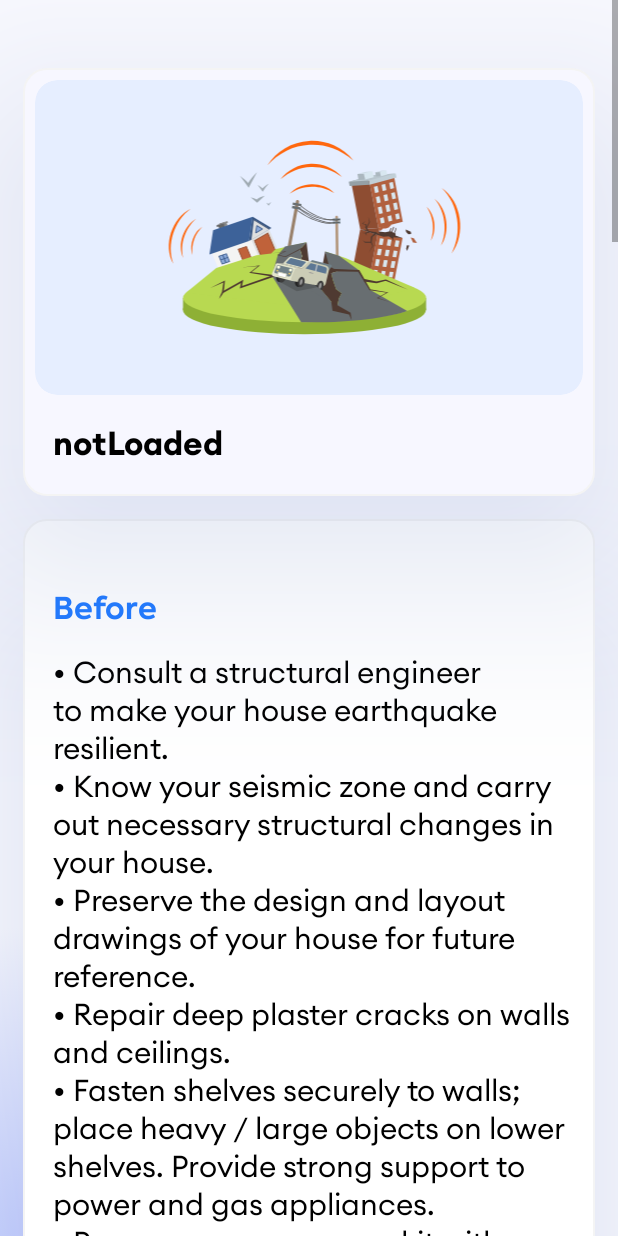
After one commit to theexpensiveinformatics/gfgHackthon, an Android app: the Disasters screen opened directly, with no data from a screen before it, on a phone screen of 412 x 824 dp. The commit adds this screen. Run offline under Robolectric (Android 15) with nearby library versions, the phone set to English and light mode, and no system bars; 2 statements that could not run were skipped.

Commit message:
earthQ started

```diff
--- a/app/build.gradle
+++ b/app/build.gradle
@@ -56,6 +56,9 @@ dependencies {
     implementation 'com.firebaseui:firebase-ui-database:8.0.2'
 //    implementation 'androidx.appcompat:appcompat:1.6.1'
 //    implementation 'androidx.appcompat:appcompat:1.6.1'
+//    implementation 'androidx.appcompat:appcompat:1.6.1'
+
+
     testImplementation 'junit:junit:4.13.2'
     androidTestImplementation 'androidx.test.ext:junit:1.1.5'
     androidTestImplementation 'androidx.test.espresso:espresso-core:3.5.1'
--- a/app/src/main/AndroidManifest.xml
+++ b/app/src/main/AndroidManifest.xml
@@ -18,6 +18,9 @@
         android:supportsRtl="true"
         android:theme="@style/Theme.AppName"
         tools:targetApi="31">
+        <activity
+            android:name=".Disasters"
+            android:exported="false" />
         <activity
             android:name=".firstAidTips"
             android:exported="false" />
--- a/app/src/main/java/error404/gfg/healthcare/Authantication.java
+++ b/app/src/main/java/error404/gfg/healthcare/Authantication.java
@@ -76,7 +76,6 @@ public class Authantication extends AppCompatActivity {
         Intent upToIn = getIntent();
         String email = upToIn.getStringExtra("Email");
         String password = upToIn.getStringExtra("Password");
-
         activityAuthanticationBinding.editEmail.setText(email);
         activityAuthanticationBinding.editPassword.setText(password);
 
--- /dev/null
+++ b/app/src/main/java/error404/gfg/healthcare/Disasters.java
@@ -0,0 +1,78 @@
+package error404.gfg.healthcare;
+
+import androidx.appcompat.app.AppCompatActivity;
+import androidx.core.content.ContextCompat;
+
+import android.graphics.drawable.AnimationDrawable;
+import android.os.Build;
+import android.os.Bundle;
+import android.view.View;
+import android.view.Window;
+import android.view.WindowManager;
+import android.widget.LinearLayout;
+
+import error404.gfg.healthcare.databinding.ActivityDisastersBinding;
+
+public class Disasters extends AppCompatActivity {
+
+    ActivityDisastersBinding activityDisastersBinding;
+
+    @Override
+    protected void onCreate(Bundle savedInstanceState) {
+        super.onCreate(savedInstanceState);
+        setContentView(R.layout.activity_disasters);
+
+        //status bar
+        getWindow().getDecorView().setSystemUiVisibility(View.SYSTEM_UI_FLAG_LIGHT_STATUS_BAR);
+        Window window = this.getWindow();
+        window.clearFlags(WindowManager.LayoutParams.FLAG_TRANSLUCENT_STATUS);
+        window.addFlags(WindowManager.LayoutParams.FLAG_DRAWS_SYSTEM_BAR_BACKGROUNDS);
+        window.setStatusBarColor(ContextCompat.getColor(this, R.color.bg));
+
+        //status bar
+        if (Build.VERSION.SDK_INT >= Build.VERSION_CODES.KITKAT) {
+            Window w = getWindow();
+            w.setFlags(WindowManager.LayoutParams.FLAG_LAYOUT_NO_LIMITS, WindowManager.LayoutParams.FLAG_LAYOUT_NO_LIMITS);
+        }
+
+        //animation Background
+        LinearLayout bg = findViewById(R.id.bg);
+        AnimationDrawable animationDrawable = (AnimationDrawable) bg.getBackground();
+        animationDrawable.setEnterFadeDuration(700);
+        animationDrawable.setExitFadeDuration(3000);
+        animationDrawable.start();
+
+
+        //activityBinding
+        activityDisastersBinding = ActivityDisastersBinding.inflate(getLayoutInflater());
+        View view = activityDisastersBinding.getRoot();
+        setContentView(view);
+
+        //getType
+        String type = getIntent().getExtras().getString("type");
+
+        if(type.equals("earthQ"))
+        {
+            //imageView
+            activityDisastersBinding.imageDis.setImageResource(R.drawable.ic_earthquackes);
+
+            //containers
+            activityDisastersBinding.conOne.setVisibility(View.VISIBLE);
+            activityDisastersBinding.conTwo.setVisibility(View.VISIBLE);
+            activityDisastersBinding.conThree.setVisibility(View.VISIBLE);
+            activityDisastersBinding.conFour.setVisibility(View.GONE);
+
+            //text & Strings
+            activityDisastersBinding.headtxt.setText(R.string.earth_quakes);
+            activityDisastersBinding.oneHeadTxt.setText(R.string.before);
+            activityDisastersBinding.oneDesTxt.setText(R.string.earth_before);
+            activityDisastersBinding.twoHeadTxt.setText(R.string.during);
+            activityDisastersBinding.twoDesTxt.setText(R.string.earth_during);
+            activityDisastersBinding.threeHeadTxt.setText(R.string.after);
+            activityDisastersBinding.threeDesTxt.setText(R.string.earth_after);
+
+        }
+
+
+    }
+}
--- a/app/src/main/java/error404/gfg/healthcare/MainActivity.java
+++ b/app/src/main/java/error404/gfg/healthcare/MainActivity.java
@@ -5,12 +5,24 @@ import androidx.appcompat.app.AppCompatDelegate;
 import androidx.core.content.ContextCompat;
 
 import android.content.Intent;
+import android.graphics.LinearGradient;
+import android.graphics.Shader;
 import android.os.Bundle;
+import android.os.Handler;
+import android.os.Looper;
+import android.text.TextPaint;
 import android.view.View;
 import android.view.Window;
 import android.view.WindowManager;
+import android.widget.TextView;
+import android.widget.Toast;
+
+import java.util.Timer;
+import java.util.TimerTask;
 
 public class MainActivity extends AppCompatActivity {
+
+    TextView textView,Res;
 
     @Override
     protected void onCreate(Bundle savedInstanceState) {
@@ -30,5 +42,25 @@ public class MainActivity extends AppCompatActivity {
         window.clearFlags(WindowManager.LayoutParams.FLAG_TRANSLUCENT_STATUS);
         window.addFlags(WindowManager.LayoutParams.FLAG_DRAWS_SYSTEM_BAR_BACKGROUNDS);
         window.setStatusBarColor(ContextCompat.getColor(this,R.color.white));
+
+
+        textView=(TextView) findViewById(R.id.QMe);
+
+        setTextViewColor(textView,
+                getResources().getColor(R.color.one),getResources().getColor(R.color.two));
+
+
+
+
     }
+
+    public void setTextViewColor(TextView textView , int...color)
+    {
+        TextPaint paint = textView.getPaint();
+        float width = paint.measureText("QMe");
+        Shader shader = new LinearGradient(0,0,width,textView.getTextSize(),color,null ,Shader.TileMode.CLAMP);
+        textView.getPaint().setShader(shader);
+    }
+
+
 }
--- a/app/src/main/java/error404/gfg/healthcare/firstAidTips.java
+++ b/app/src/main/java/error404/gfg/healthcare/firstAidTips.java
@@ -1,8 +1,11 @@
 package error404.gfg.healthcare;
 
 import androidx.appcompat.app.AppCompatActivity;
+import androidx.core.app.ActivityOptionsCompat;
 import androidx.core.content.ContextCompat;
+import androidx.core.view.ViewCompat;
 
+import android.content.Intent;
 import android.graphics.drawable.AnimationDrawable;
 import android.os.Build;
 import android.os.Bundle;
@@ -11,7 +14,11 @@ import android.view.Window;
 import android.view.WindowManager;
 import android.widget.LinearLayout;
 
+//import error404.gfg.healthcare.databinding.ActivityAuthanticationBinding;
+import error404.gfg.healthcare.databinding.ActivityFirstAidTipsBinding;
+
 public class firstAidTips extends AppCompatActivity {
+    ActivityFirstAidTipsBinding activityFirstAidTipsBinding;
 
     @Override
     protected void onCreate(Bundle savedInstanceState) {
@@ -37,5 +44,23 @@ public class firstAidTips extends AppCompatActivity {
         animationDrawable.setExitFadeDuration(3000);
         animationDrawable.start();
 
+
+        //activityBinding
+        activityFirstAidTipsBinding = ActivityFirstAidTipsBinding.inflate(getLayoutInflater());
+        View view = activityFirstAidTipsBinding.getRoot();
+        setContentView(view);
+
+
+        activityFirstAidTipsBinding.earthQuacks.setOnClickListener(new View.OnClickListener() {
+            @Override
+            public void onClick(View v) {
+                Intent earthIntent = new Intent(firstAidTips.this,Disasters.class);
+                earthIntent.putExtra("type","earthQ");
+                ActivityOptionsCompat options = ActivityOptionsCompat.makeSceneTransitionAnimation(firstAidTips.this,activityFirstAidTipsBinding.earthQuacksImg, ViewCompat.getTransitionName(activityFirstAidTipsBinding.earthQuacksImg));
+                startActivity(earthIntent,options.toBundle());
+            }
+        });
+
+
     }
 }
--- /dev/null
+++ b/app/src/main/res/layout/activity_disasters.xml
@@ -0,0 +1,283 @@
+<?xml version="1.0" encoding="utf-8"?>
+<LinearLayout xmlns:android="http://schemas.android.com/apk/res/android"
+    xmlns:app="http://schemas.android.com/apk/res-auto"
+    xmlns:tools="http://schemas.android.com/tools"
+    android:id="@+id/bg"
+    android:background="@drawable/gredient_list"
+    android:layout_width="match_parent"
+    android:layout_height="match_parent"
+    tools:context=".Disasters">
+
+    <ScrollView
+        android:id="@+id/scr_disaster"
+        android:layout_width="match_parent"
+        android:layout_weight="1"
+        android:layout_height="match_parent">
+
+        <LinearLayout
+            android:id="@+id/in_src_disaster"
+            android:layout_width="match_parent"
+            android:layout_height="wrap_content"
+            android:orientation="vertical" >
+
+            <LinearLayout
+                android:id="@+id/top_container_disaster"
+                android:layout_width="match_parent"
+                android:layout_height="match_parent"
+                android:layout_marginLeft="15dp"
+                android:layout_marginTop="45dp"
+                android:layout_marginRight="15dp"
+                android:background="@drawable/artical_img_bg"
+                android:orientation="vertical"
+
+                android:outlineAmbientShadowColor="@color/light_gray"
+                android:outlineSpotShadowColor="#4966B1"
+                android:translationZ="80dp">
+
+                <LinearLayout
+                    android:layout_width="match_parent"
+                    android:layout_height="match_parent"
+                    android:orientation="vertical">
+
+                    <androidx.cardview.widget.CardView
+                        android:layout_width="match_parent"
+                        android:layout_height="210dp"
+
+                        android:layout_margin="8dp"
+                        android:background="@color/broadcastbg"
+                        app:cardBackgroundColor="@color/broadcastbg"
+                        app:cardCornerRadius="15dip"
+                        app:cardElevation="0dp"
+                        app:cardMaxElevation="0dp">
+
+                        <ImageView
+                            android:id="@+id/imageDis"
+                            android:layout_width="wrap_content"
+                            android:layout_height="wrap_content"
+                            android:transitionName="d"
+                            android:layout_gravity="center"
+                            app:srcCompat="@drawable/ic_earthquackes" />
+                    </androidx.cardview.widget.CardView>
+
+                    <TextView
+                        android:id="@+id/headtxt"
+                        android:layout_width="match_parent"
+                        android:layout_height="wrap_content"
+                        android:layout_marginLeft="20dp"
+                        android:layout_marginTop="10dp"
+                        android:layout_marginRight="20dp"
+                        android:layout_marginBottom="20dp"
+                        android:fontFamily="@font/bold_e"
+                        android:text="notLoaded"
+                        android:textColor="@color/text_primary"
+                        android:textSize="22dp" />
+                </LinearLayout>
+
+            </LinearLayout>
+
+            <LinearLayout
+                android:id="@+id/con_one"
+                android:layout_width="match_parent"
+                android:layout_height="match_parent"
+                android:layout_marginTop="15dp"
+                android:layout_marginLeft="15dp"
+                android:layout_marginRight="15dp"
+                android:outlineAmbientShadowColor="@color/light_gray"
+                android:outlineSpotShadowColor="#4966B1"
+                android:translationZ="65dp"
+                android:background="@drawable/bg_dec"
+                android:orientation="vertical">
+
+
+                <TextView
+                    android:id="@+id/oneHeadTxt"
+                    android:layout_width="match_parent"
+                    android:layout_height="wrap_content"
+                    android:layout_marginLeft="20dp"
+                    android:layout_marginTop="45dp"
+                    android:layout_marginRight="20dp"
+                    android:layout_marginBottom="15dp"
+                    android:fontFamily="@font/bold"
+                    android:text="@string/before"
+                    android:textColor="@color/Primary_box"
+                    android:textSize="20dp" />
+
+                <TextView
+                    android:id="@+id/oneDesTxt"
+                    android:layout_width="match_parent"
+                    android:layout_height="wrap_content"
+                    android:layout_marginLeft="20dp"
+                    android:layout_marginRight="15dp"
+                    android:layout_marginBottom="30dp"
+                    android:fontFamily="@font/regular_e"
+                    android:text="@string/earth_before"
+                    android:textColor="@color/text_primary"
+                    android:textSize="20dp" />
+
+            </LinearLayout>
+
+            <LinearLayout
+                android:id="@+id/con_two"
+                android:layout_width="match_parent"
+                android:layout_height="match_parent"
+                android:layout_marginTop="15dp"
+                android:layout_marginLeft="15dp"
+                android:layout_marginRight="15dp"
+                android:outlineAmbientShadowColor="@color/light_gray"
+                android:outlineSpotShadowColor="#4966B1"
+                android:translationZ="65dp"
+                android:background="@drawable/bg_dec"
+                android:orientation="vertical">
+
+
+                <TextView
+                    android:id="@+id/twoHeadTxt"
+                    android:layout_width="match_parent"
+                    android:layout_height="wrap_content"
+                    android:layout_marginLeft="20dp"
+                    android:layout_marginTop="45dp"
+                    android:layout_marginRight="20dp"
+                    android:layout_marginBottom="15dp"
+                    android:fontFamily="@font/bold"
+                    android:text="@string/during"
+                    android:textColor="@color/Primary_box"
+                    android:textSize="20dp" />
+
+                <TextView
+                    android:id="@+id/twoDesTxt"
+                    android:layout_width="match_parent"
+                    android:layout_height="wrap_content"
+                    android:layout_marginLeft="20dp"
+                    android:layout_marginRight="15dp"
+                    android:layout_marginBottom="30dp"
+                    android:fontFamily="@font/regular_e"
+                    android:text="@string/earth_during"
+                    android:textColor="@color/text_primary"
+                    android:textSize="20dp" />
+
+            </LinearLayout>
+
+
+
+            <LinearLayout
+                android:id="@+id/con_three"
+                android:layout_width="match_parent"
+                android:layout_height="match_parent"
+                android:layout_marginTop="15dp"
+                android:layout_marginLeft="15dp"
+                android:layout_marginRight="15dp"
+                android:outlineAmbientShadowColor="@color/light_gray"
+                android:outlineSpotShadowColor="#4966B1"
+                android:translationZ="65dp"
+                android:background="@drawable/bg_dec"
+                android:orientation="vertical">
+
+
+                <TextView
+                    android:id="@+id/threeHeadTxt"
+                    android:layout_width="match_parent"
+                    android:layout_height="wrap_content"
+                    android:layout_marginLeft="20dp"
+                    android:layout_marginTop="45dp"
+                    android:layout_marginRight="20dp"
+                    android:layout_marginBottom="15dp"
+                    android:fontFamily="@font/bold"
+                    android:text="@string/after"
+                    android:textColor="@color/Primary_box"
+                    android:textSize="20dp" />
+
+                <TextView
+                    android:id="@+id/threeDesTxt"
+                    android:layout_width="match_parent"
+                    android:layout_height="wrap_content"
+                    android:layout_marginLeft="20dp"
+                    android:layout_marginRight="15dp"
+                    android:layout_marginBottom="30dp"
+                    android:fontFamily="@font/regular_e"
+                    android:text="@string/earth_after"
+                    android:textColor="@color/text_primary"
+                    android:textSize="20dp" />
+
+            </LinearLayout>
+
+            <LinearLayout
+                android:id="@+id/con_four"
+                android:layout_width="match_parent"
+                android:layout_height="match_parent"
+                android:layout_marginTop="15dp"
+                android:layout_marginLeft="15dp"
+                android:layout_marginRight="15dp"
+                android:outlineAmbientShadowColor="@color/light_gray"
+                android:outlineSpotShadowColor="#4966B1"
+                android:translationZ="65dp"
+                android:background="@drawable/bg_dec"
+                android:orientation="vertical">
+
+
+                <TextView
+                    android:id="@+id/fourHeadTxt"
+                    android:layout_width="match_parent"
+                    android:layout_height="wrap_content"
+                    android:layout_marginLeft="20dp"
+                    android:layout_marginTop="45dp"
+                    android:layout_marginRight="20dp"
+                    android:layout_marginBottom="15dp"
+                    android:fontFamily="@font/bold"
+                    android:text="@string/before"
+                    android:textColor="@color/Primary_box"
+                    android:textSize="20dp" />
+
+                <TextView
+                    android:id="@+id/fourDesTxt"
+                    android:layout_width="match_parent"
+                    android:layout_height="wrap_content"
+                    android:layout_marginLeft="20dp"
+                    android:layout_marginRight="15dp"
+                    android:layout_marginBottom="30dp"
+                    android:fontFamily="@font/regular_e"
+                    android:text="@string/earth_before"
+                    android:textColor="@color/text_primary"
+                    android:textSize="20dp" />
+
+            </LinearLayout>
+
+
+            <LinearLayout
+                android:layout_width="match_parent"
+                android:translationZ="100dp"
+                android:layout_height="match_parent"
+                android:orientation="horizontal">
+
+                <LinearLayout
+                    android:id="@+id/weblinkBg"
+                    android:layout_width="match_parent"
+                    android:layout_height="52dp"
+                    android:layout_marginLeft="20dp"
+                    android:layout_marginTop="20dp"
+                    android:layout_marginRight="20dp"
+                    android:layout_marginBottom="200dp"
+                    android:layout_weight="1"
+                    android:background="@drawable/btn_arc_bg"
+                    android:gravity="center"
+                    android:orientation="horizontal">
+
+                    <TextView
+                        android:layout_width="wrap_content"
+                        android:layout_height="wrap_content"
+                        android:layout_gravity="center"
+                        android:fontFamily="@font/meduim"
+                        android:text="Call Disaster Helpline"
+                        android:textColor="#FFFFFF"
+                        android:textSize="18dp" />
+                </LinearLayout>
+
+
+
+            </LinearLayout>
+
+
+        </LinearLayout>
+    </ScrollView>
+
+
+</LinearLayout>
--- a/app/src/main/res/layout/activity_first_aid_tips.xml
+++ b/app/src/main/res/layout/activity_first_aid_tips.xml
@@ -949,6 +949,7 @@
                                     app:cardBackgroundColor="@color/firstAidCardviewbg"
                                     app:cardCornerRadius="16dp"
                                     app:cardElevation="0dp"
+
                                     app:cardMaxElevation="0dp">
 
                                     <ImageView
@@ -956,6 +957,7 @@
                                         android:layout_width="wrap_content"
                                         android:layout_height="wrap_content"
                                         android:layout_margin="10dp"
+                                        android:transitionName="d"
                                         app:srcCompat="@drawable/ic_earthquackes" />
 
                                 </androidx.cardview.widget.CardView>
--- a/app/src/main/res/layout/activity_main.xml
+++ b/app/src/main/res/layout/activity_main.xml
@@ -1,7 +1,42 @@
 <?xml version="1.0" encoding="utf-8"?>
-<androidx.constraintlayout.widget.ConstraintLayout xmlns:android="http://schemas.android.com/apk/res/android"
+<LinearLayout xmlns:android="http://schemas.android.com/apk/res/android"
     xmlns:app="http://schemas.android.com/apk/res-auto"
     xmlns:tools="http://schemas.android.com/tools"
     android:layout_width="match_parent"
     android:layout_height="match_parent"
-    tools:context=".MainActivity"/>
+    android:id="@+id/bg"
+    android:gravity="center"
+    tools:context=".MainActivity">
+
+
+    <LinearLayout
+        android:layout_width="wrap_content"
+        android:layout_height="wrap_content"
+        android:id="@+id/con_appname"
+        android:gravity="center"
+        android:orientation="horizontal">
+
+        <TextView
+            android:layout_width="wrap_content"
+            android:layout_height="wrap_content"
+            android:id="@+id/Res"
+            android:text="Res"
+            android:fontFamily="@font/bold"
+            android:textSize="22dp"/>
+        <TextView
+            android:layout_width="wrap_content"
+            android:layout_marginLeft="0.5dp"
+            android:layout_height="wrap_content"
+            android:text="QMe"
+            android:id="@+id/QMe"
+            android:fontFamily="@font/bold"
+            android:textSize="22dp"/>
+
+
+
+
+    </LinearLayout>
+
+
+
+</LinearLayout>
--- a/app/src/main/res/values/colors.xml
+++ b/app/src/main/res/values/colors.xml
@@ -28,4 +28,8 @@
     <color name="broadcastbg">#E6EEFF</color>
     <color name="firstAidCardviewbg">#E6EEFF</color>
 
+    <color name="one">#E4D3FF</color>
+    <color name="two">#D2D6FF</color>
+    <color name="three">#D2ECFF</color>
+
 </resources>
--- a/app/src/main/res/values/strings.xml
+++ b/app/src/main/res/values/strings.xml
@@ -40,6 +40,10 @@
     <string name="opening_airWays">Opening Airways</string>
     <string name="recovery_position">Recovery Position</string>
     <string name="helplineNumber">Helpline Number</string>
-
-
+    <string name="before">Before</string>
+    <string name="after">After</string>
+    <string name="during">During</string>
+    <string name="earth_after">\n• Do not enter damaged buildings. \n• If trapped in rubble: \n— Do not light a matchstick. \n— Cover your mouth with a cloth. \n— Tap on a pipe or a wall. \n— Sound a whistle. \n— Shout only as a last resort. This will help you conserve energy. \n• Use stairs and not lifts or elevators. \n• Move cautiously, and check for unstable objects and other hazards above and around you. Check yourself for injuries. \n• Anticipate aftershocks, especially after a major earthquake. \n• Stay away from beaches. Tsunamis and seiches sometimes hit after the ground has stopped shaking. \n• Do not spread and/ or believe in rumours. \n• Leave a message stating where you are going if you must evacuate your house. \n• Do not drive around the damaged areas as rescue and relief operations need roads for mobility. \n• Do not attempt to cross bridges/flyovers, which may have been damaged.</string>
+    <string name="earth_during">\n• Stay calm. Do Not Panic. If you’re indoors, stay inside. If you’re outside, stay outside. \n• Don’t use matches, candles, or any flame. Broken gas lines and fire don’t mix. \n• If you’re in a car, stop the car and stay inside until the earthquake stops.\n• Drop under a table; Cover your head withone hand and Hold the table till the tremorslast.\n• Stay away from mirrors and windows. Donot exit the building while the earth is stillshaking.\n• Move outside as soon as the tremors stop.Do not use a lift.\n• When outside, move away from buildings,trees, walls and poles/electric lines.\n• When inside a vehicle, pull over in an openplace and remain inside; avoid bridges.\n• When in a structurally safe building, stayinside until shaking stops.\n• Protect yourself by staying in the corner/under a strong table or bed/ an inside wallaway from mirrors and windows.\n• If near an exit, leave the building as soon aspossible.\n• If inside an old and weak structure, takethe fastest and safest way out.</string>
+    <string name="earth_before">• Consult a structural engineer to make your house earthquake resilient.\n• Know your seismic zone and carry out necessary structural changes in your house.\n• Preserve the design and layout drawings of your house for future reference.\n• Repair deep plaster cracks on walls and ceilings.\n• Fasten shelves securely to walls; place heavy / large objects on lower shelves. Provide strong support to power and gas appliances.\n• Prepare an emergency kit with essential tems for safety and survival.\n• Develop an emergency communication and evacuation plan for your family.\n• Learn the technique of ‘Drop-Cover-Hold’.\n• Avoid flood plains and filled-up areas for construction as far as possible.\n• Educate yourself and family members about earthquake risk.</string>
 </resources>
```
